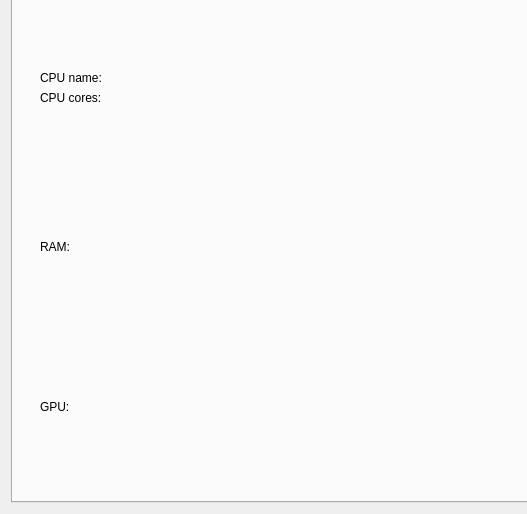
Above: archcentral/ui/designer/sysinfo.ui from szabatoro/archcentral-thesis before the change; both pictures show x 0 to 527 and y 81 to 595 of the 856 by 595 pixel window. Below: the same form after it.
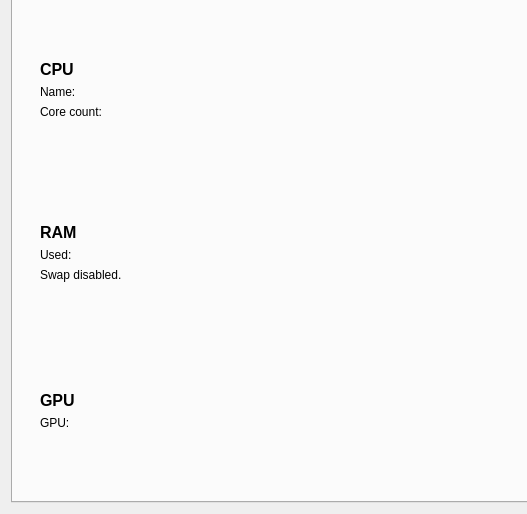
That is the form after the change. Custom widgets are drawn as their Qt base class.

Commit message: tiny polishing, added swap info

```diff
--- a/archcentral/ui/designer/sysinfo.ui
+++ b/archcentral/ui/designer/sysinfo.ui
@@ -68,17 +68,30 @@
                </property>
               </spacer>
              </item>
+             <item>
+              <widget class="QLabel" name="cpu_title">
+               <property name="font">
+                <font>
+                 <pointsize>12</pointsize>
+                 <bold>true</bold>
+                </font>
+               </property>
+               <property name="text">
+                <string>CPU</string>
+               </property>
+              </widget>
+             </item>
              <item>
               <widget class="QLabel" name="cpu_name">
                <property name="text">
-                <string>CPU name:</string>
+                <string>Name: </string>
                </property>
               </widget>
              </item>
              <item>
               <widget class="QLabel" name="cpu_core_count">
                <property name="text">
-                <string>CPU cores:</string>
+                <string>Core count:</string>
                </property>
               </widget>
              </item>
@@ -114,10 +127,30 @@
                </property>
               </spacer>
              </item>
+             <item>
+              <widget class="QLabel" name="ram_title">
+               <property name="font">
+                <font>
+                 <pointsize>12</pointsize>
+                 <bold>true</bold>
+                </font>
+               </property>
+               <property name="text">
+                <string>RAM</string>
+               </property>
+              </widget>
+             </item>
              <item>
               <widget class="QLabel" name="ram_amount">
                <property name="text">
-                <string>RAM:</string>
+                <string>Used:</string>
+               </property>
+              </widget>
+             </item>
+             <item>
+              <widget class="QLabel" name="swap_amount">
+               <property name="text">
+                <string>Swap disabled.</string>
                </property>
               </widget>
              </item>
@@ -153,6 +186,19 @@
                </property>
               </spacer>
              </item>
+             <item>
+              <widget class="QLabel" name="gpu_title">
+               <property name="font">
+                <font>
+                 <pointsize>12</pointsize>
+                 <bold>true</bold>
+                </font>
+               </property>
+               <property name="text">
+                <string>GPU</string>
+               </property>
+              </widget>
+             </item>
              <item>
               <widget class="QLabel" name="gpu_name">
                <property name="text">
```
The commit also changes 1 other file.
